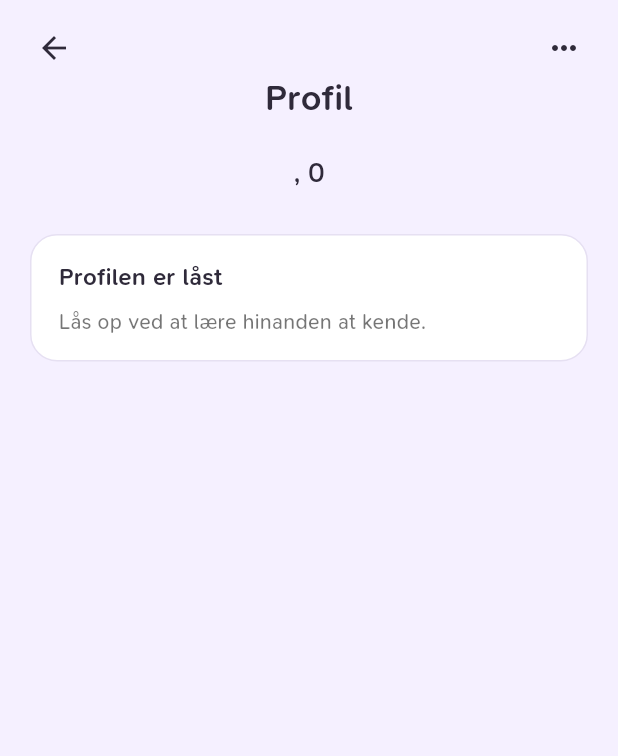
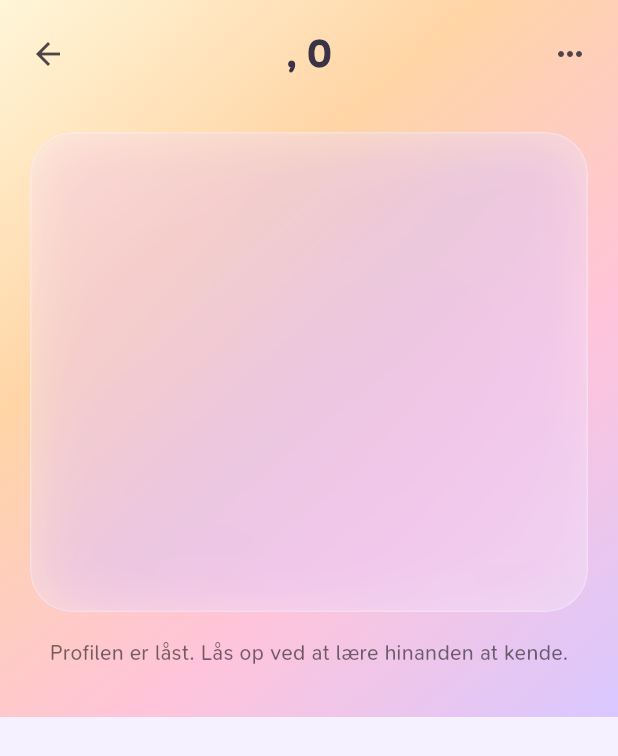
Before and after one commit to AmodioR/blind-date-app, a Flutter app: the MatchProfileScreen screen opened directly with empty values, on a phone screen of 412 x 824 dp. Shown: the top 756 px of the screen. Run offline on Flutter 3.47's test engine with Material 3 defaults, Android fonts, the phone set to English and light mode, and no system bars.

Commit message:
Polish match profile screen layout

```diff
--- a/lib/screens/match_profile_screen.dart
+++ b/lib/screens/match_profile_screen.dart
@@ -1,4 +1,7 @@
+import 'dart:ui';
+
 import 'package:flutter/material.dart';
+import '../theme/app_colors.dart';
 
 class MatchProfileScreen extends StatelessWidget {
   final String name;
@@ -95,91 +98,118 @@ class MatchProfileScreen extends StatelessWidget {
   @override
   Widget build(BuildContext context) {
     return Scaffold(
-      body: SafeArea(
+      body: Container(
+        decoration: const BoxDecoration(
+          gradient: AppColors.premiumGradient,
+        ),
+        child: SafeArea(
           child: Stack(
             children: [
               SingleChildScrollView(
-              padding: const EdgeInsets.fromLTRB(20, 48, 20, 32),
+                padding: const EdgeInsets.fromLTRB(20, 88, 20, 32),
                 child: Column(
                   crossAxisAlignment: CrossAxisAlignment.center,
                   children: [
-                  const Text(
-                    'Profil',
-                    textAlign: TextAlign.center,
-                    style: TextStyle(
-                      fontSize: 24,
-                      fontWeight: FontWeight.w600,
-                      color: Color(0xFF2F2A3A),
+                    ClipRRect(
+                      borderRadius: BorderRadius.circular(28),
+                      child: Stack(
+                        children: [
+                          Container(
+                            height: 320,
+                            width: double.infinity,
+                            decoration: BoxDecoration(
+                              gradient: LinearGradient(
+                                begin: Alignment.topLeft,
+                                end: Alignment.bottomRight,
+                                colors: [
+                                  const Color(0xFFED4DC1)
+                                      .withValues(alpha: 0.2),
+                                  const Color(0xFF8E5BFF)
+                                      .withValues(alpha: 0.25),
+                                  const Color(0xFFF4A6DE)
+                                      .withValues(alpha: 0.3),
+                                ],
+                              ),
+                              borderRadius: BorderRadius.circular(28),
+                              border:
+                                  Border.all(color: const Color(0xFFD9D0F5)),
                             ),
                           ),
-                  const SizedBox(height: 20),
-                  Text(
-                    '$name, $age',
-                    style: const TextStyle(
-                      fontSize: 18,
-                      fontWeight: FontWeight.w500,
-                      color: Color(0xFF2F2A3A),
+                          Positioned.fill(
+                            child: BackdropFilter(
+                              filter:
+                                  ImageFilter.blur(sigmaX: 18, sigmaY: 18),
+                              child: Container(
+                                color: Colors.white.withValues(alpha: 0.12),
                               ),
                             ),
-                  const SizedBox(height: 28),
-                  Container(
-                    width: double.infinity,
-                    padding: const EdgeInsets.symmetric(
-                      horizontal: 18,
-                      vertical: 16,
                           ),
+                          Positioned.fill(
+                            child: Container(
                               decoration: BoxDecoration(
-                      color: Colors.white,
-                      borderRadius: BorderRadius.circular(18),
-                      border: Border.all(color: const Color(0xFFE6E0F2)),
-                    ),
-                    child: Column(
-                      crossAxisAlignment: CrossAxisAlignment.start,
-                      children: const [
-                        Text(
-                          'Profilen er låst',
-                          style: TextStyle(
-                            fontSize: 16,
-                            fontWeight: FontWeight.w600,
-                            color: Color(0xFF2F2A3A),
+                                color: Colors.white.withValues(alpha: 0.2),
+                                borderRadius: BorderRadius.circular(28),
+                                border: Border.all(
+                                  color: Colors.white.withValues(alpha: 0.25),
                                 ),
                               ),
-                        SizedBox(height: 8),
-                        Text(
-                          'Lås op ved at lære hinanden at kende.',
-                          style: TextStyle(
-                            fontSize: 14,
-                            color: Colors.black54,
                             ),
                           ),
                         ],
                       ),
                     ),
-                ],
-              ),
-            ),
-            Positioned(
-              top: 8,
-              right: 12,
-              child: IconButton(
-                icon: const Icon(Icons.more_horiz),
-                color: const Color(0xFF2F2A3A),
-                onPressed: () => _showSafetySheet(context),
-              ),
-            ),
-            Positioned(
-              top: 8,
-              left: 12,
-              child: IconButton(
-                icon: const Icon(Icons.arrow_back),
-                color: const Color(0xFF2F2A3A),
-                onPressed: () => Navigator.pop(context),
+                    const SizedBox(height: 18),
+                    Text(
+                      'Profilen er låst. Lås op ved at lære hinanden at kende.',
+                      textAlign: TextAlign.center,
+                      style: const TextStyle(
+                        fontSize: 14,
+                        color: Colors.black54,
+                        height: 1.4,
                       ),
                     ),
                   ],
                 ),
               ),
-      backgroundColor: const Color(0xFFF5F0FF),
+              SafeArea(
+                child: Padding(
+                  padding: const EdgeInsets.fromLTRB(8, 8, 8, 0),
+                  child: SizedBox(
+                    height: kToolbarHeight,
+                    child: Stack(
+                      alignment: Alignment.center,
+                      children: [
+                        Align(
+                          alignment: Alignment.centerLeft,
+                          child: IconButton(
+                            icon: const Icon(Icons.arrow_back),
+                            onPressed: () => Navigator.pop(context),
+                          ),
+                        ),
+                        Text(
+                          '$name, $age',
+                          style: const TextStyle(
+                            fontSize: 26,
+                            fontWeight: FontWeight.w800,
+                            color: AppColors.textSoft,
+                          ),
+                        ),
+                        Align(
+                          alignment: Alignment.centerRight,
+                          child: IconButton(
+                            icon: const Icon(Icons.more_horiz),
+                            onPressed: () => _showSafetySheet(context),
+                          ),
+                        ),
+                      ],
+                    ),
+                  ),
+                ),
+              ),
+            ],
+          ),
+        ),
+      ),
     );
   }
 }
```
Lines whose indentation alone changed are shown as unchanged.
